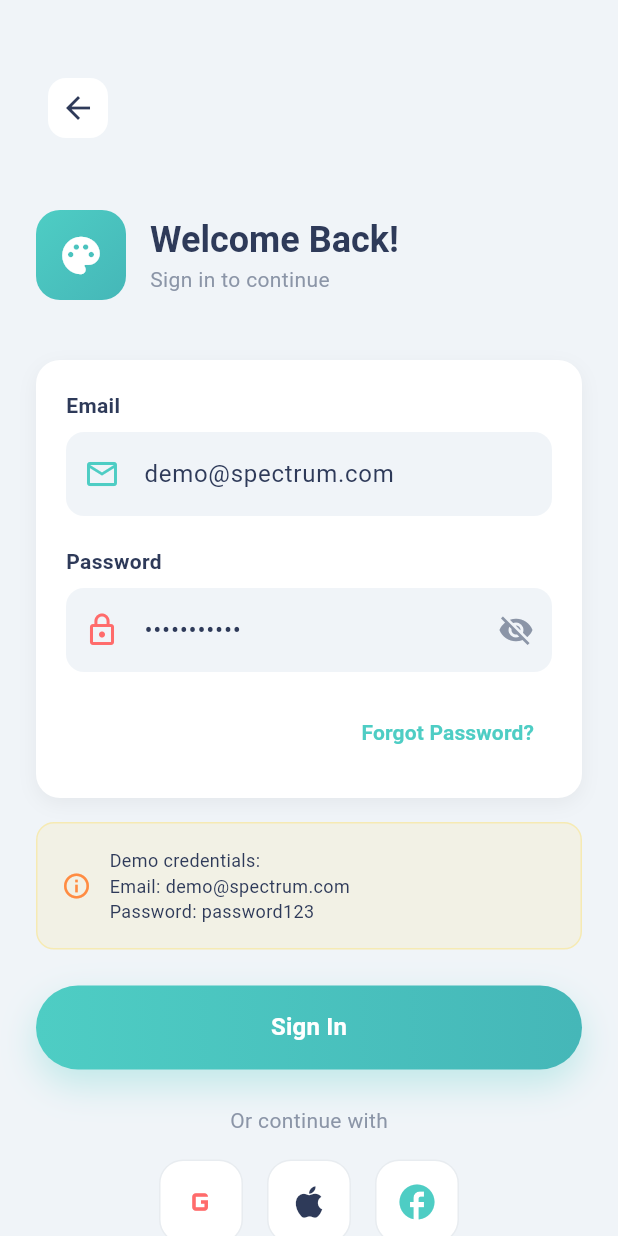
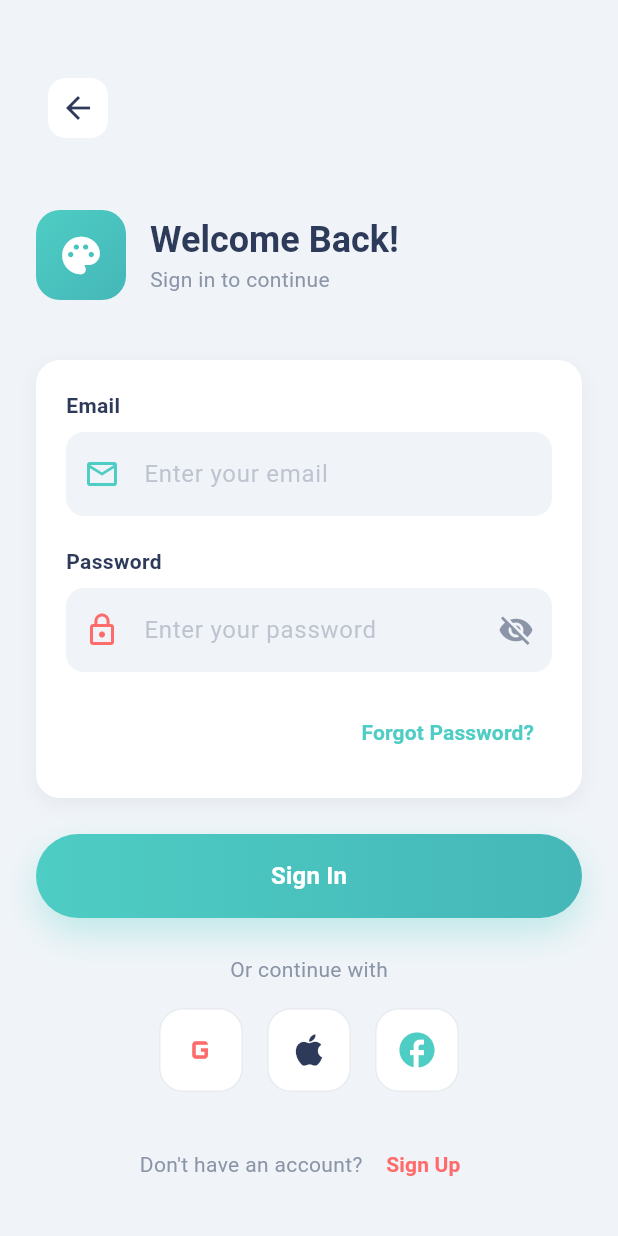
Before and after one commit to lasharela/spectrum, a Flutter app: the LoginScreen screen opened by its route, on a phone screen of 412 x 824 dp. Run offline on Flutter 3.47's test engine with Material 3 defaults, Android fonts, the phone set to English and light mode, and no system bars; drawn by our look-alikes of flutter_form_builder; our stand-ins replace dio, flutter_riverpod, flutter_secure_storage, form_builder_validators, go_router; accounts and stored records are empty.

Commit message:
feat: add auth repository, provider, and rewire login/signup screens
Co-Authored-By: Claude Opus 4.6 <noreply@anthropic.com>

```diff
--- a/frontend/lib/features/auth/presentation/screens/login_screen.dart
+++ b/frontend/lib/features/auth/presentation/screens/login_screen.dart
@@ -1,33 +1,39 @@
 import 'package:flutter/material.dart';
 import 'package:go_router/go_router.dart';
 import 'package:flutter_form_builder/flutter_form_builder.dart';
+import 'package:flutter_riverpod/flutter_riverpod.dart';
 import '../../../../core/constants/app_colors.dart';
+import '../providers/auth_provider.dart';
 
-class LoginScreen extends StatefulWidget {
+class LoginScreen extends ConsumerStatefulWidget {
   const LoginScreen({super.key});
 
   @override
-  State<LoginScreen> createState() => _LoginScreenState();
+  ConsumerState<LoginScreen> createState() => _LoginScreenState();
 }
 
-class _LoginScreenState extends State<LoginScreen> {
+class _LoginScreenState extends ConsumerState<LoginScreen> {
   final _formKey = GlobalKey<FormBuilderState>();
   bool _isLoading = false;
   bool _obscurePassword = true;
 
-  // Fake credentials
-  final String _fakeEmail = 'demo@spectrum.com';
-  final String _fakePassword = 'password123';
-
   void _handleLogin() async {
+    if (!(_formKey.currentState?.saveAndValidate() ?? false)) return;
+    final values = _formKey.currentState!.value;
     setState(() => _isLoading = true);
-
-    // Simulate login delay
-    await Future.delayed(const Duration(seconds: 1));
-
-    if (mounted) {
-      setState(() => _isLoading = false);
-      context.go('/home');
+    try {
+      await ref.read(authProvider.notifier).signIn(
+        email: values['email'] as String,
+        password: values['password'] as String,
+      );
+      if (mounted) context.go('/home');
+    } catch (e) {
+      if (mounted) {
+        setState(() => _isLoading = false);
+        ScaffoldMessenger.of(context).showSnackBar(
+          SnackBar(content: Text('Login failed: ${e.toString()}')),
+        );
+      }
     }
   }
 
@@ -156,7 +162,6 @@ class _LoginScreenState extends State<LoginScreen> {
                 const SizedBox(height: 8),
                 FormBuilderTextField(
                   name: 'email',
-                  initialValue: _fakeEmail,
                   decoration: InputDecoration(
                     hintText: 'Enter your email',
                     hintStyle: TextStyle(color: AppColors.textGray.withValues(alpha: 0.5)),
@@ -193,7 +198,6 @@ class _LoginScreenState extends State<LoginScreen> {
                 const SizedBox(height: 8),
                 FormBuilderTextField(
                   name: 'password',
-                  initialValue: _fakePassword,
                   decoration: InputDecoration(
                     hintText: 'Enter your password',
                     hintStyle: TextStyle(color: AppColors.textGray.withValues(alpha: 0.5)),
@@ -238,37 +242,6 @@ class _LoginScreenState extends State<LoginScreen> {
                         color: AppColors.cyan,
                         fontWeight: FontWeight.w600,
                       ),
-                    ),
-                  ),
-                ),
-              ],
-            ),
-          ),
-          const SizedBox(height: 16),
-          Container(
-            padding: const EdgeInsets.all(16),
-            decoration: BoxDecoration(
-              color: AppColors.yellow.withValues(alpha: 0.1),
-              borderRadius: BorderRadius.circular(12),
-              border: Border.all(
-                color: AppColors.yellow.withValues(alpha: 0.3),
-              ),
-            ),
-            child: Row(
-              children: [
-                Icon(
-                  Icons.info_outline,
-                  color: AppColors.orange,
-                  size: 20,
-                ),
-                const SizedBox(width: 12),
-                Expanded(
-                  child: Text(
-                    'Demo credentials:\nEmail: $_fakeEmail\nPassword: $_fakePassword',
-                    style: TextStyle(
-                      color: AppColors.textDark,
-                      fontSize: 12,
-                      height: 1.4,
                     ),
                   ),
                 ),
```
Also changed, not shown: frontend/lib/features/auth/data/auth_repository.dart (added, +62 -0 lines), frontend/lib/features/auth/domain/user.dart (added, +28 -0 lines), frontend/lib/features/auth/presentation/providers/auth_provider.dart (added, +54 -0 lines), frontend/lib/features/auth/presentation/screens/signup_screen.dart (+23 -14 lines), 2 other files.
